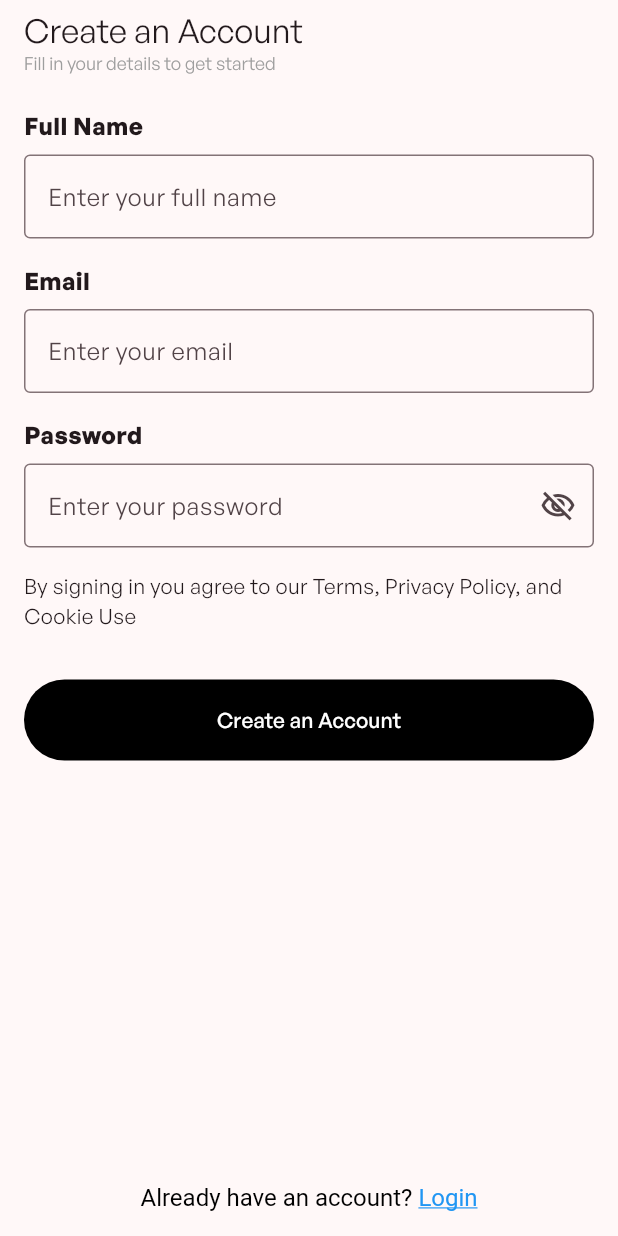
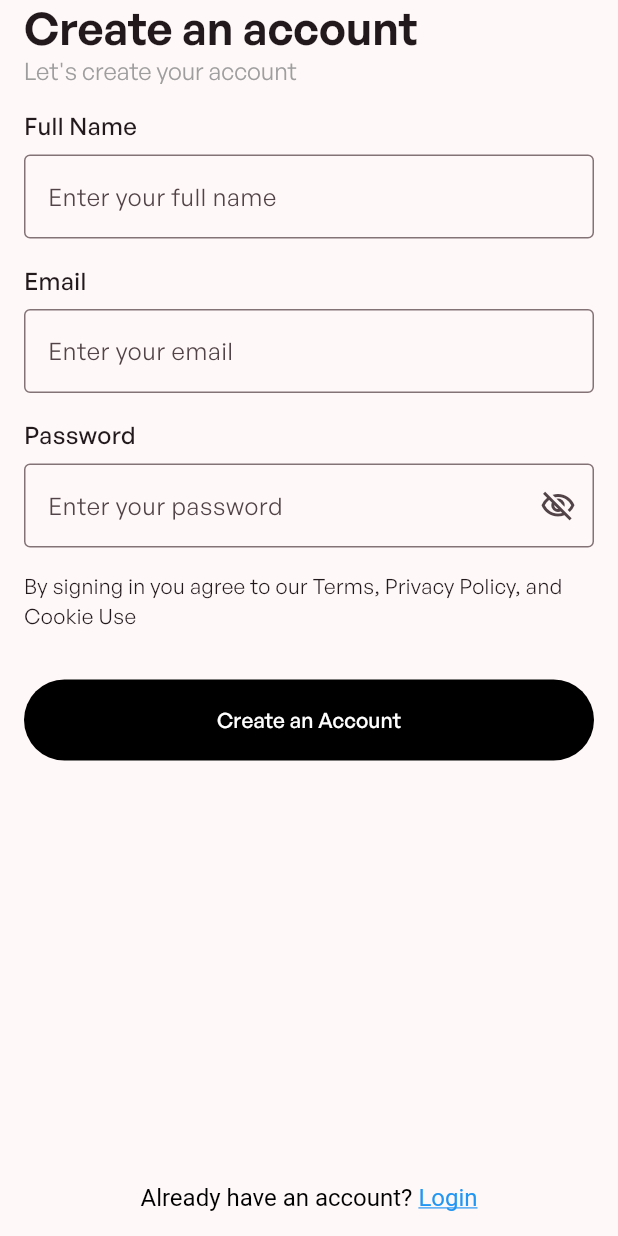
Before and after one commit to CodeXPratik/VirtuMall, a Flutter app: the screen it shows after launch, after a tap on "Get Started", on a phone screen of 412 x 824 dp. Run offline on Flutter 3.47's test engine with Material 3 defaults, Android fonts, the phone set to English and light mode, and no system bars.

Commit message:
Font Fix Again

```diff
--- a/lib/views/pages/account.dart
+++ b/lib/views/pages/account.dart
@@ -12,7 +12,7 @@ class AccountPage extends StatelessWidget {
       appBar: AppBar(title: const Text('Account',
       style: TextStyle(
         fontSize: 24,
-        fontWeight: FontWeight.bold,
+        fontWeight: FontWeight.w600,
       ),), centerTitle: true),
       body: Column(
         children: [
--- a/lib/views/pages/cart.dart
+++ b/lib/views/pages/cart.dart
@@ -10,7 +10,7 @@ class CartPage extends StatelessWidget {
         title: Text('Cart',
         style: TextStyle(
           fontSize: 24,
-          fontWeight: FontWeight.bold,
+          fontWeight: FontWeight.w600,
         ),),
         centerTitle: true,
       ),
--- a/lib/views/pages/home_page.dart
+++ b/lib/views/pages/home_page.dart
@@ -20,7 +20,7 @@ class _HomePageState extends State<HomePage> {
       appBar: AppBar(
         title: const Text(
           'Discover',
-          style: TextStyle(fontWeight: FontWeight.bold,
+          style: TextStyle(fontWeight: FontWeight.w600,
           fontSize: 32),
         ),
         actions: [
--- a/lib/views/pages/notifications_page.dart
+++ b/lib/views/pages/notifications_page.dart
@@ -11,7 +11,7 @@ class NotificationsPage extends StatelessWidget {
       appBar: AppBar(
         title: Text('Notifications',
         style: TextStyle(
-          fontWeight: FontWeight.bold,
+          fontWeight: FontWeight.w600,
           fontSize: 24,
         ),),
         centerTitle: true,
--- a/lib/views/pages/saved.dart
+++ b/lib/views/pages/saved.dart
@@ -9,7 +9,7 @@ class SavedPage extends StatelessWidget {
       appBar:  AppBar(
         title: Text('Saved',
         style: TextStyle(
-          fontWeight: FontWeight.bold,
+          fontWeight: FontWeight.w600,
           fontSize: 24,
         ),),
         centerTitle: true,
--- a/lib/views/pages/search.dart
+++ b/lib/views/pages/search.dart
@@ -9,7 +9,7 @@ class SearchPage extends StatelessWidget {
       appBar:  AppBar(
         title: Text('Search',
         style: TextStyle(
-          fontWeight: FontWeight.bold,
+          fontWeight: FontWeight.w600,
           fontSize: 24,
         ),),
         centerTitle: true,
--- a/lib/views/pages/user_signin/create_account.dart
+++ b/lib/views/pages/user_signin/create_account.dart
@@ -19,27 +19,26 @@ class _CreateAccountState extends State<CreateAccount> {
         title: Column(
           crossAxisAlignment: CrossAxisAlignment.start,
           children: const [
-            Text('Create an Account'),
             Text(
-              'Fill in your details to get started',
-              style: TextStyle(fontSize: 12, color: Colors.grey),
+              'Create an account',
+              style: TextStyle(fontWeight: FontWeight.w600, fontSize: 30),
+            ),
+            Text(
+              'Let\'s create your account',
+              style: TextStyle(fontSize: 16, color: Colors.grey),
             ),
           ],
         ),
       ),
-      body: Padding(
+      body: SafeArea(
+        child: Padding(
           padding: const EdgeInsets.all(16.0),
           child: Column(
-          mainAxisAlignment: MainAxisAlignment.spaceBetween, // Ensures spacing
-          crossAxisAlignment: CrossAxisAlignment.start,
-          children: [
-            Column(
-              // Keeps top content together
             crossAxisAlignment: CrossAxisAlignment.start,
             children: [
               const Text(
                 'Full Name',
-                  style: TextStyle(fontSize: 16, fontWeight: FontWeight.bold),
+                style: TextStyle(fontSize: 16, fontWeight: FontWeight.w500),
               ),
               const SizedBox(height: 8),
               TextField(
@@ -51,7 +50,7 @@ class _CreateAccountState extends State<CreateAccount> {
               const SizedBox(height: 16),
               const Text(
                 'Email',
-                  style: TextStyle(fontSize: 16, fontWeight: FontWeight.bold),
+                style: TextStyle(fontSize: 16, fontWeight: FontWeight.w500),
               ),
               const SizedBox(height: 8),
               TextField(
@@ -64,7 +63,7 @@ class _CreateAccountState extends State<CreateAccount> {
               const SizedBox(height: 16),
               const Text(
                 'Password',
-                  style: TextStyle(fontSize: 16, fontWeight: FontWeight.bold),
+                style: TextStyle(fontSize: 16, fontWeight: FontWeight.w500),
               ),
               const SizedBox(height: 8),
               TextField(
@@ -103,10 +102,7 @@ class _CreateAccountState extends State<CreateAccount> {
                   child: const Text('Create an Account'),
                 ),
               ),
-              ],
-            ),
-            Column(
-              children: [
+              Spacer(),
               Center(
                 child: RichText(
                   text: TextSpan(
@@ -119,8 +115,7 @@ class _CreateAccountState extends State<CreateAccount> {
                           color: Colors.blue,
                           decoration: TextDecoration.underline,
                         ),
-                          recognizer:
-                              TapGestureRecognizer()
+                        recognizer: TapGestureRecognizer()
                           ..onTap = () {
                             Navigator.pushReplacement(
                               context,
@@ -136,7 +131,6 @@ class _CreateAccountState extends State<CreateAccount> {
               ),
             ],
           ),
-          ],
         ),
       ),
     );
--- a/lib/views/pages/welcome_page.dart
+++ b/lib/views/pages/welcome_page.dart
@@ -18,8 +18,8 @@ class WelcomePage extends StatelessWidget {
                 'Augment Your Shopping Experience, Virtually & Beyond.',
 
                 style: TextStyle(fontFamily: 'GeneralSans',
-                fontWeight: FontWeight.bold,
-                fontSize: 45),
+                fontWeight: FontWeight.w600,
+                fontSize: 46),
                 textAlign: TextAlign.left,
               ),
               SizedBox(
```
Also changed, not shown: lib/views/pages/user_signin/login_page.dart (+10 -5 lines), pubspec.yaml (+33 -9 lines). Lines whose indentation alone changed are shown as unchanged.
